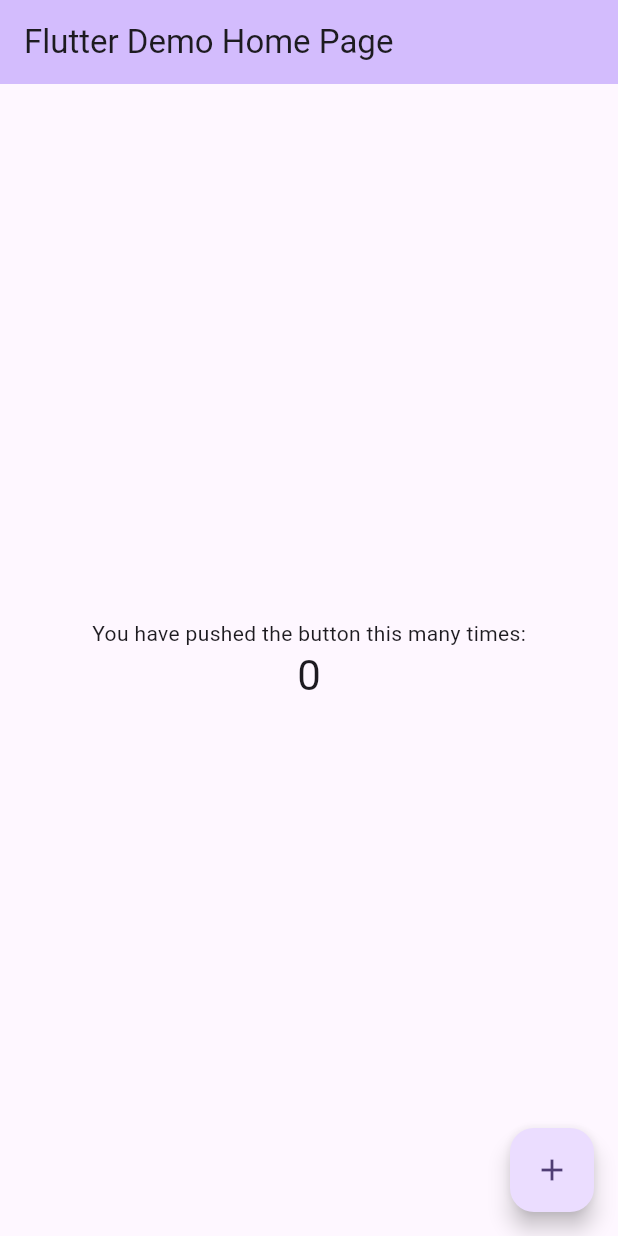
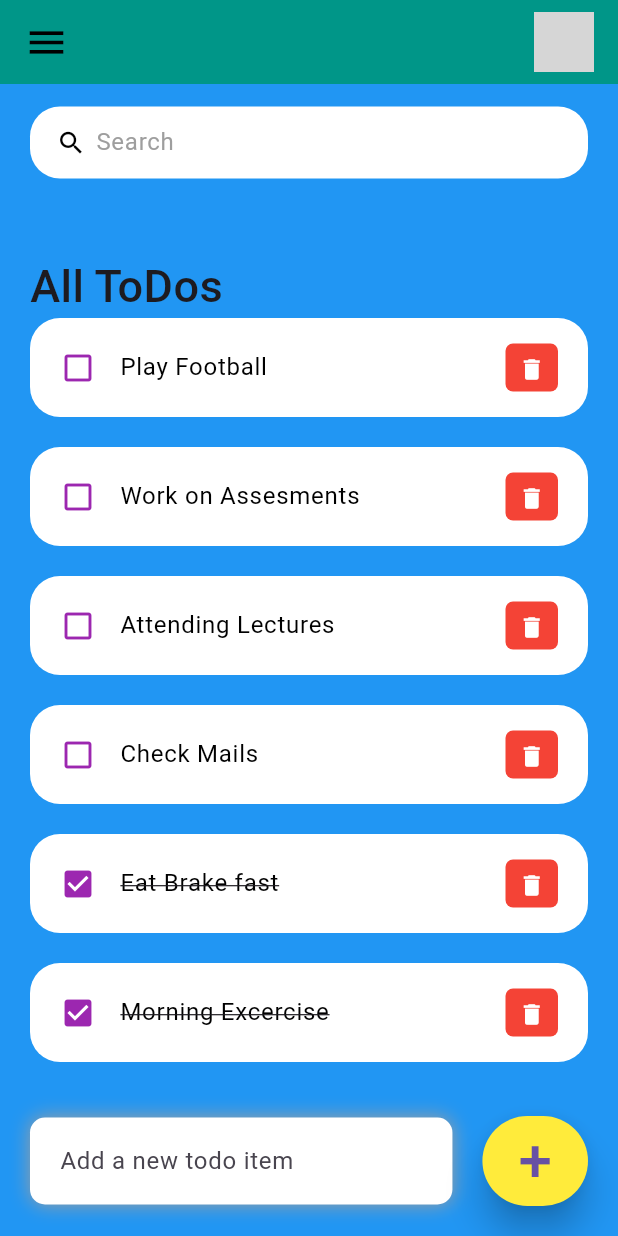
Before and after one commit to Hanishanus/ToDoList, a Flutter app: the screen it shows after launch, on a phone screen of 412 x 824 dp. Run offline on Flutter 3.47's test engine with Material 3 defaults, Android fonts, the phone set to English and light mode, and no system bars; grey boxes are pictures that could not be loaded.

Commit message:
Creating ToDolist
here i created a ToDo app using flutter where u can add and delete also can search by key words

```diff
--- /dev/null
+++ b/lib/home.dart
@@ -0,0 +1,273 @@
+import 'package:flutter/material.dart';
+
+class Home extends StatefulWidget {
+   Home({super.key});
+
+  @override
+  State<Home> createState() => _HomeState();
+}
+
+class _HomeState extends State<Home> {
+  final todoList = ToDo.todoList();
+  List<ToDo> _foundToDo = [];
+  final _todoController = TextEditingController();
+
+
+
+  @override
+  void initState(){
+    _foundToDo = todoList;
+    super.initState();
+  }
+  @override
+  Widget build(BuildContext context) {
+    return Scaffold(
+      backgroundColor: Colors.blue,
+      appBar: _buildAppBar(),
+
+      body: Stack(
+        children: [
+          Container(
+            padding: EdgeInsets.symmetric(
+                horizontal:20,
+                vertical: 15 ),
+            child: Column(
+              children: [
+                searchBox(),
+                Expanded(
+                  child: ListView(
+                    children: [
+                      Container(
+                        margin: EdgeInsets.only(top: 50),
+                        child: Text("All ToDos",
+                          style: TextStyle(
+                            fontSize: 30,
+                            fontWeight: FontWeight.w500,
+                          ),
+                        ),
+                      ),
+                      for (ToDo todoo in _foundToDo.reversed)
+                       ToDoItem(todo: todoo,
+                       onToDoChanged: _handleToDoChange,
+                         onDeleteItem: _deleteToDoItem,
+                       ),
+
+                    ],
+                  ),
+                )
+              ],
+            ),
+          ),
+          Align(
+            alignment: Alignment.bottomCenter,
+            child: Row(children: [
+              Expanded(child:
+              Container(
+                margin: EdgeInsets.only(
+                  bottom: 20,
+                  right: 20,
+                  left: 20,
+                ),
+                padding: EdgeInsets.symmetric(
+                  horizontal: 20,
+                vertical: 5),
+                decoration: BoxDecoration(
+                  color: Colors.white,
+                  boxShadow: [BoxShadow(
+                    color: Colors.grey,
+                    offset: Offset(0.0, 0.0),
+                    blurRadius: 10.0,
+                    spreadRadius: 0.0,
+                  ),],
+                  borderRadius: BorderRadius.circular(10),
+                ),
+                child: TextField(
+                  controller: _todoController,
+                  decoration: InputDecoration(
+                    hintText: "Add a new todo item",
+                    border: InputBorder.none,
+                  ),
+                ),
+              ),
+              ),
+              Container(
+                margin: EdgeInsets.only(
+                    bottom: 20,
+                    right: 20),
+                child: ElevatedButton(
+                    child: Text("+",style: TextStyle(fontSize: 40),),
+                  onPressed: (){ _addToDoItem(_todoController.text);},
+                  style: ElevatedButton.styleFrom(
+                    backgroundColor: Colors.yellow,
+                    minimumSize: Size(60, 60),
+                    elevation: 10,
+                  ),
+                ),
+
+              )
+            ],
+            ),
+          )
+        ],
+      ),
+    );
+  }
+
+  void _handleToDoChange(ToDo todo){
+    setState(() {
+      todo.isDone = !todo.isDone;
+    });
+  }
+
+  void _deleteToDoItem(String id){
+    setState(() {
+      todoList.removeWhere((item) => item.id == id);
+    });
+  }
+  void _addToDoItem(String toDo){
+    setState(() {
+      todoList.add(ToDo(
+        id: DateTime.now().microsecondsSinceEpoch.toString(),
+        todoText: toDo,));
+    });
+    _todoController.clear();
+  }
+
+  void _runFilter(enteredKeyword){
+    List<ToDo> results=[];
+    if( enteredKeyword.isEmpty){
+      results = todoList;
+    }else{
+      results = todoList.where((item) => item.todoText!
+          .toLowerCase()
+          .contains(enteredKeyword.toLowerCase()))
+          .toList();
+    }
+    setState(() {
+      _foundToDo = results;
+    });
+  }
+
+  Widget searchBox(){
+    return Container(
+      padding: EdgeInsets.symmetric(horizontal: 15),
+      decoration: BoxDecoration(
+        color: Colors.white,
+        borderRadius: BorderRadius.circular(20),
+      ),
+      child: TextField(
+        onChanged: (value) => _runFilter(value),
+        decoration: InputDecoration(
+          contentPadding: EdgeInsets.all(0),
+          prefixIcon: Icon(Icons.search,
+            color: Colors.black,
+            size: 20,),
+          prefixIconConstraints:
+          BoxConstraints(maxHeight: 20,minWidth: 25),
+          border: InputBorder.none,
+          hintText: "Search",
+          hintStyle: TextStyle(color: Colors.grey),
+        ),
+      ),
+
+    );
+  }
+
+  AppBar _buildAppBar() {
+    return AppBar(
+      backgroundColor: Colors.teal,
+        elevation: 0,
+        title: Row(
+          mainAxisAlignment: MainAxisAlignment.spaceBetween,
+          children: [
+            const Icon(Icons.menu,
+                color:Colors.black,
+            size: 30,),
+            Container(
+              height: 40,
+              width: 40,
+              child: ClipRRect(
+                borderRadius: BorderRadius.circular(20),
+                child: Image.asset("x.png"),
+              ),
+            )
+          ],)
+    );
+  }
+}
+class ToDoItem extends StatelessWidget {
+  final ToDo todo;
+  final onToDoChanged;
+  final onDeleteItem;
+  const ToDoItem({Key? key, required this.todo, required this.onToDoChanged, required this.onDeleteItem }):super(key:key);
+
+  @override
+  Widget build(BuildContext context) {
+    return Container(
+      margin: EdgeInsets.only(bottom: 20),
+      child: ListTile(
+        onTap: () {
+          onToDoChanged(todo);
+        },
+        shape: RoundedRectangleBorder(
+          borderRadius: BorderRadius.circular(20),
+
+        ),
+        contentPadding:EdgeInsets.symmetric(horizontal: 20,vertical: 5) ,
+        tileColor: Colors.white,
+        leading: Icon(
+          todo.isDone ?  Icons.check_box : Icons.check_box_outline_blank,
+          color: Colors.purple,),
+        title: Text(
+          todo.todoText!,
+          style: TextStyle(fontSize: 16,
+            color: Colors.black,
+            decoration: todo.isDone? TextDecoration.lineThrough: null,
+          ),
+
+        ),
+        trailing: Container(
+          padding: EdgeInsets.all(0),
+          margin: EdgeInsets.symmetric(vertical: 12),
+          height: 35,
+          width: 35,
+          decoration: BoxDecoration(
+            color: Colors.red,
+            borderRadius: BorderRadius.circular(5),
+          ),
+          child: IconButton(
+            color: Colors.white,
+            iconSize: 18,
+            icon: Icon(Icons.delete),
+            onPressed: () {
+              onDeleteItem(todo.id);
+            },
+
+          ),
+        ),
+      ) ,
+    );
+
+  }
+}
+class ToDo{
+  String? id;
+  String? todoText;
+  late bool isDone;
+
+  ToDo({
+    required this.id,
+    required this.todoText,
+    this.isDone = false,
+});
+  static List<ToDo> todoList(){
+    return[
+      ToDo(id: '01', todoText: "Morning Excercise",isDone: true),
+      ToDo(id: '02', todoText: "Eat Brake fast",isDone: true),
+      ToDo(id: '03', todoText: "Check Mails",),
+      ToDo(id: '04', todoText: "Attending Lectures",),
+      ToDo(id: '05', todoText: "Work on Assesments",),
+      ToDo(id: '06', todoText: "Play Football",),
+    ];
+  }
+}
--- a/lib/main.dart
+++ b/lib/main.dart
@@ -1,4 +1,7 @@
 import 'package:flutter/material.dart';
+import 'package:flutter/services.dart';
+
+import 'home.dart';
 
 void main() {
   runApp(const MyApp());
@@ -10,116 +13,13 @@ class MyApp extends StatelessWidget {
   // This widget is the root of your application.
   @override
   Widget build(BuildContext context) {
+    SystemChrome.setSystemUIOverlayStyle(
+      SystemUiOverlayStyle(statusBarColor: Colors.transparent)
+    );
     return MaterialApp(
-      title: 'Flutter Demo',
-      theme: ThemeData(
-        // This is the theme of your application.
-        //
-        // TRY THIS: Try running your application with "flutter run". You'll see
-        // the application has a purple toolbar. Then, without quitting the app,
-        // try changing the seedColor in the colorScheme below to Colors.green
-        // and then invoke "hot reload" (save your changes or press the "hot
-        // reload" button in a Flutter-supported IDE, or press "r" if you used
-        // the command line to start the app).
-        //
-        // Notice that the counter didn't reset back to zero; the application
-        // state is not lost during the reload. To reset the state, use hot
-        // restart instead.
-        //
-        // This works for code too, not just values: Most code changes can be
-        // tested with just a hot reload.
-        colorScheme: ColorScheme.fromSeed(seedColor: Colors.deepPurple),
-        useMaterial3: true,
-      ),
-      home: const MyHomePage(title: 'Flutter Demo Home Page'),
+      debugShowCheckedModeBanner: false,
+      title: 'ToDo App',
+      home: Home(),
     );
   }
 }
-
-class MyHomePage extends StatefulWidget {
-  const MyHomePage({super.key, required this.title});
-
-  // This widget is the home page of your application. It is stateful, meaning
-  // that it has a State object (defined below) that contains fields that affect
-  // how it looks.
-
-  // This class is the configuration for the state. It holds the values (in this
-  // case the title) provided by the parent (in this case the App widget) and
-  // used by the build method of the State. Fields in a Widget subclass are
-  // always marked "final".
-
-  final String title;
-
-  @override
-  State<MyHomePage> createState() => _MyHomePageState();
-}
-
-class _MyHomePageState extends State<MyHomePage> {
-  int _counter = 0;
-
-  void _incrementCounter() {
-    setState(() {
-      // This call to setState tells the Flutter framework that something has
-      // changed in this State, which causes it to rerun the build method below
-      // so that the display can reflect the updated values. If we changed
-      // _counter without calling setState(), then the build method would not be
-      // called again, and so nothing would appear to happen.
-      _counter++;
-    });
-  }
-
-  @override
-  Widget build(BuildContext context) {
-    // This method is rerun every time setState is called, for instance as done
-    // by the _incrementCounter method above.
-    //
-    // The Flutter framework has been optimized to make rerunning build methods
-    // fast, so that you can just rebuild anything that needs updating rather
-    // than having to individually change instances of widgets.
-    return Scaffold(
-      appBar: AppBar(
-        // TRY THIS: Try changing the color here to a specific color (to
-        // Colors.amber, perhaps?) and trigger a hot reload to see the AppBar
-        // change color while the other colors stay the same.
-        backgroundColor: Theme.of(context).colorScheme.inversePrimary,
-        // Here we take the value from the MyHomePage object that was created by
-        // the App.build method, and use it to set our appbar title.
-        title: Text(widget.title),
-      ),
-      body: Center(
-        // Center is a layout widget. It takes a single child and positions it
-        // in the middle of the parent.
-        child: Column(
-          // Column is also a layout widget. It takes a list of children and
-          // arranges them vertically. By default, it sizes itself to fit its
-          // children horizontally, and tries to be as tall as its parent.
-          //
-          // Column has various properties to control how it sizes itself and
-          // how it positions its children. Here we use mainAxisAlignment to
-          // center the children vertically; the main axis here is the vertical
-          // axis because Columns are vertical (the cross axis would be
-          // horizontal).
-          //
-          // TRY THIS: Invoke "debug painting" (choose the "Toggle Debug Paint"
-          // action in the IDE, or press "p" in the console), to see the
-          // wireframe for each widget.
-          mainAxisAlignment: MainAxisAlignment.center,
-          children: <Widget>[
-            const Text(
-              'You have pushed the button this many times:',
-            ),
-            Text(
-              '$_counter',
-              style: Theme.of(context).textTheme.headlineMedium,
-            ),
-          ],
-        ),
-      ),
-      floatingActionButton: FloatingActionButton(
-        onPressed: _incrementCounter,
-        tooltip: 'Increment',
-        child: const Icon(Icons.add),
-      ), // This trailing comma makes auto-formatting nicer for build methods.
-    );
-  }
-}
```
